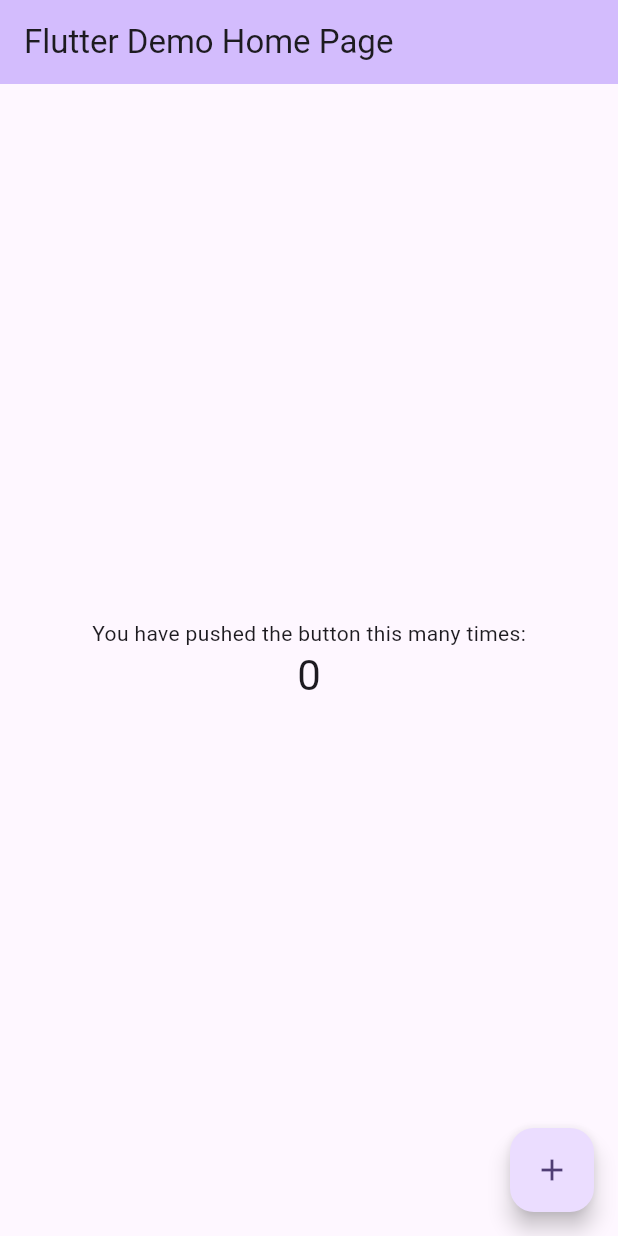
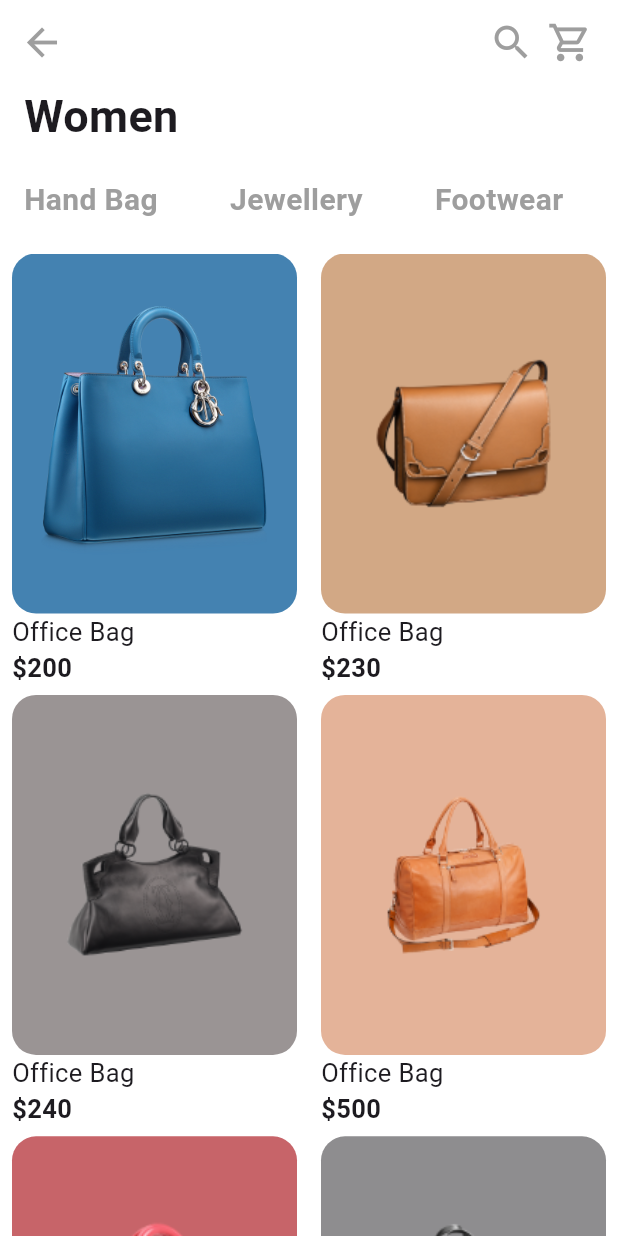
Before and after one commit to raslan-2001/shop_app, a Flutter app: the screen it shows after launch, on a phone screen of 412 x 824 dp. Run offline on Flutter 3.47's test engine with Material 3 defaults, Android fonts, the phone set to English and light mode, and no system bars; our stand-ins replace page_transition.

Commit message:
finish app

```diff
--- /dev/null
+++ b/shop_app/devtools_options.yaml
@@ -0,0 +1 @@
+extensions:
--- /dev/null
+++ b/shop_app/lib/data/models/bag_type.dart
@@ -0,0 +1,8 @@
+import 'package:flutter/material.dart';
+
+class Bag {
+  String image;
+  String price;
+  Color color;
+  Bag({required this.image, required this.price, required this.color});
+}
--- /dev/null
+++ b/shop_app/lib/data/models/category.dart
@@ -0,0 +1,4 @@
+class Category {
+  String name;
+  Category({required this.name});
+}
--- /dev/null
+++ b/shop_app/lib/logic/selected_provider.dart
@@ -0,0 +1,10 @@
+import 'package:flutter/material.dart';
+
+class Selected extends ChangeNotifier {
+  int selectIndex = 0;
+
+  selectedIndex(int index) {
+    selectIndex = index;
+    notifyListeners();
+  }
+}
--- a/shop_app/lib/main.dart
+++ b/shop_app/lib/main.dart
@@ -1,125 +1,36 @@
 import 'package:flutter/material.dart';
+import 'package:provider/provider.dart';
+import 'package:shop_app/logic/selected_provider.dart';
+import 'package:shop_app/presentation/pages/home.dart';
 
 void main() {
-  runApp(const MyApp());
+  runApp(
+    MultiProvider(
+      providers: [
+        ChangeNotifierProvider<Selected>(
+          create: (context) {
+            return Selected();
+          },
+        ),
+      ],
+      child: ShopApp(),
+    ),
+  );
 }
 
-class MyApp extends StatelessWidget {
-  const MyApp({super.key});
+class ShopApp extends StatelessWidget {
+  ShopApp({super.key});
 
-  // This widget is the root of your application.
   @override
   Widget build(BuildContext context) {
     return MaterialApp(
-      title: 'Flutter Demo',
       theme: ThemeData(
-        // This is the theme of your application.
-        //
-        // TRY THIS: Try running your application with "flutter run". You'll see
-        // the application has a purple toolbar. Then, without quitting the app,
-        // try changing the seedColor in the colorScheme below to Colors.green
-        // and then invoke "hot reload" (save your changes or press the "hot
-        // reload" button in a Flutter-supported IDE, or press "r" if you used
-        // the command line to start the app).
-        //
-        // Notice that the counter didn't reset back to zero; the application
-        // state is not lost during the reload. To reset the state, use hot
-        // restart instead.
-        //
-        // This works for code too, not just values: Most code changes can be
-        // tested with just a hot reload.
-        colorScheme: ColorScheme.fromSeed(seedColor: Colors.deepPurple),
-        useMaterial3: true,
+        appBarTheme: const AppBarTheme(
+          iconTheme: IconThemeData(color: Colors.grey, size: 30),
+        ),
       ),
-      home: const MyHomePage(title: 'Flutter Demo Home Page'),
+      debugShowCheckedModeBanner: false,
+      home: HomePage(),
     );
   }
 }
-
-class MyHomePage extends StatefulWidget {
-  const MyHomePage({super.key, required this.title});
-
-  // This widget is the home page of your application. It is stateful, meaning
-  // that it has a State object (defined below) that contains fields that affect
-  // how it looks.
-
-  // This class is the configuration for the state. It holds the values (in this
-  // case the title) provided by the parent (in this case the App widget) and
-  // used by the build method of the State. Fields in a Widget subclass are
-  // always marked "final".
-
-  final String title;
-
-  @override
-  State<MyHomePage> createState() => _MyHomePageState();
-}
-
-class _MyHomePageState extends State<MyHomePage> {
-  int _counter = 0;
-
-  void _incrementCounter() {
-    setState(() {
-      // This call to setState tells the Flutter framework that something has
-      // changed in this State, which causes it to rerun the build method below
-      // so that the display can reflect the updated values. If we changed
-      // _counter without calling setState(), then the build method would not be
-      // called again, and so nothing would appear to happen.
-      _counter++;
-    });
-  }
-
-  @override
-  Widget build(BuildContext context) {
-    // This method is rerun every time setState is called, for instance as done
-    // by the _incrementCounter method above.
-    //
-    // The Flutter framework has been optimized to make rerunning build methods
-    // fast, so that you can just rebuild anything that needs updating rather
-    // than having to individually change instances of widgets.
-    return Scaffold(
-      appBar: AppBar(
-        // TRY THIS: Try changing the color here to a specific color (to
-        // Colors.amber, perhaps?) and trigger a hot reload to see the AppBar
-        // change color while the other colors stay the same.
-        backgroundColor: Theme.of(context).colorScheme.inversePrimary,
-        // Here we take the value from the MyHomePage object that was created by
-        // the App.build method, and use it to set our appbar title.
-        title: Text(widget.title),
-      ),
-      body: Center(
-        // Center is a layout widget. It takes a single child and positions it
-        // in the middle of the parent.
-        child: Column(
-          // Column is also a layout widget. It takes a list of children and
-          // arranges them vertically. By default, it sizes itself to fit its
-          // children horizontally, and tries to be as tall as its parent.
-          //
-          // Column has various properties to control how it sizes itself and
-          // how it positions its children. Here we use mainAxisAlignment to
-          // center the children vertically; the main axis here is the vertical
-          // axis because Columns are vertical (the cross axis would be
-          // horizontal).
-          //
-          // TRY THIS: Invoke "debug painting" (choose the "Toggle Debug Paint"
-          // action in the IDE, or press "p" in the console), to see the
-          // wireframe for each widget.
-          mainAxisAlignment: MainAxisAlignment.center,
-          children: <Widget>[
-            const Text(
-              'You have pushed the button this many times:',
-            ),
-            Text(
-              '$_counter',
-              style: Theme.of(context).textTheme.headlineMedium,
-            ),
-          ],
-        ),
-      ),
-      floatingActionButton: FloatingActionButton(
-        onPressed: _incrementCounter,
-        tooltip: 'Increment',
-        child: const Icon(Icons.add),
-      ), // This trailing comma makes auto-formatting nicer for build methods.
-    );
-  }
-}
--- /dev/null
+++ b/shop_app/lib/presentation/pages/home.dart
@@ -0,0 +1,53 @@
+import 'package:flutter/material.dart';
+import 'package:shop_app/presentation/widgets/custom_grid.dart';
+import 'package:shop_app/presentation/widgets/custom_list_view.dart';
+
+class HomePage extends StatelessWidget {
+  const HomePage({super.key});
+
+  @override
+  Widget build(BuildContext context) {
+    return Scaffold(
+      backgroundColor: Colors.white,
+      appBar: AppBar(
+        backgroundColor: Colors.white,
+        elevation: 0,
+        leading: const Icon(
+          Icons.arrow_back,
+        ),
+        actions: [
+          const Icon(
+            Icons.search,
+          ),
+          IconButton(
+            onPressed: () {},
+            icon: const Icon(
+              Icons.shopping_cart_outlined,
+            ),
+          ),
+          const SizedBox(width: 8),
+        ],
+      ),
+      body: Column(
+        crossAxisAlignment: CrossAxisAlignment.start,
+        children: [
+          const Padding(
+            padding: EdgeInsets.only(left: 16.0),
+            child: Text(
+              "Women",
+              style: TextStyle(fontSize: 30, fontWeight: FontWeight.bold),
+            ),
+          ),
+          const SizedBox(height: 20),
+          Container(
+            height: 50,
+            child: CustomListView(),
+          ),
+          Expanded(
+            child: CustomGrid(),
+          ),
+        ],
+      ),
+    );
+  }
+}
--- /dev/null
+++ b/shop_app/lib/presentation/widgets/bag_type.dart
@@ -0,0 +1,65 @@
+import 'package:flutter/material.dart';
+import 'package:page_transition/page_transition.dart';
+import 'package:shop_app/data/models/bag_type.dart';
+import 'package:shop_app/presentation/pages/bag_details.dart';
+
+class BagType extends StatelessWidget {
+  BagType({super.key, required this.bagType});
+  final Bag bagType;
+  @override
+  Widget build(BuildContext context) {
+    return InkWell(
+      onTap: () {
+        Navigator.push(
+          context,
+          PageTransition(
+            type: PageTransitionType.rightToLeft,
+            duration: Duration(milliseconds: 500),
+            alignment: Alignment.topLeft,
+            child: BagDetails(
+              image: bagType.image,
+              color: bagType.color,
+            ),
+          ),
+        );
+        // Navigator.push(
+        //   context,
+        //   MaterialPageRoute(
+        //     builder: (context) {
+        //       return BagDetails(
+        //         image: bagType.image,
+        //         color: bagType.color,
+        //       );
+        //     },
+        //   ),
+        // );
+      },
+      child: Padding(
+        padding: EdgeInsets.only(left: 8, right: 8),
+        child: Column(
+          crossAxisAlignment: CrossAxisAlignment.start,
+          children: [
+            Container(
+              padding: EdgeInsets.all(16),
+              width: 200,
+              height: 240,
+              decoration: BoxDecoration(
+                color: bagType.color,
+                borderRadius: BorderRadius.circular(16),
+              ),
+              child: Image.asset(bagType.image),
+            ),
+            Text(
+              "Office Bag",
+              style: TextStyle(fontSize: 17),
+            ),
+            Text(
+              r"$" "${bagType.price}",
+              style: TextStyle(fontWeight: FontWeight.bold, fontSize: 17),
+            ),
+          ],
+        ),
+      ),
+    );
+  }
+}
--- /dev/null
+++ b/shop_app/lib/presentation/widgets/custom_grid.dart
@@ -0,0 +1,52 @@
+// ignore_for_file: must_be_immutable
+
+import 'package:flutter/material.dart';
+import 'package:shop_app/data/models/bag_type.dart';
+import 'package:shop_app/presentation/widgets/bag_type.dart';
+
+class CustomGrid extends StatelessWidget {
+  CustomGrid({super.key});
+
+  List<Bag> bag = [
+    Bag(
+        image: "assets/images/bag_1.png",
+        price: "200",
+        color: Color(0xff4482B1)),
+    Bag(
+        image: "assets/images/bag_2.png",
+        price: "230",
+        color: Color(0xffD2A885)),
+    Bag(
+        image: "assets/images/bag_3.png",
+        price: "240",
+        color: Color(0xff9A9494)),
+    Bag(
+        image: "assets/images/bag_4.png",
+        price: "500",
+        color: Color(0xffE4B399)),
+    Bag(
+        image: "assets/images/bag_5.png",
+        price: "100",
+        color: Color(0xffC76469)),
+    Bag(
+        image: "assets/images/bag_6.png",
+        price: "250",
+        color: Color(0xff8E8D8F)),
+  ];
+
+  @override
+  Widget build(BuildContext context) {
+    return GridView.builder(
+      physics: ClampingScrollPhysics(),
+      shrinkWrap: true,
+      itemCount: bag.length,
+      gridDelegate: SliverGridDelegateWithFixedCrossAxisCount(
+        crossAxisCount: 2,
+        childAspectRatio: 0.7,
+      ),
+      itemBuilder: (context, index) {
+        return BagType(bagType: bag[index]);
+      },
+    );
+  }
+}
--- /dev/null
+++ b/shop_app/lib/presentation/widgets/custom_list_view.dart
@@ -0,0 +1,33 @@
+// ignore_for_file: must_be_immutable
+
+import 'package:flutter/material.dart';
+import 'package:shop_app/data/models/category.dart';
+import 'package:shop_app/presentation/widgets/item.dart';
+
+class CustomListView extends StatelessWidget {
+  CustomListView({super.key});
+
+  List<Category> itemList = [
+    Category(name: "Hand Bag"),
+    Category(name: "Jewellery"),
+    Category(name: "Footwear"),
+    Category(name: "Dresses"),
+  ];
+
+  @override
+  Widget build(BuildContext context) {
+    return ListView.builder(
+      itemCount: itemList.length,
+      scrollDirection: Axis.horizontal,
+      physics: BouncingScrollPhysics(),
+      itemBuilder: (context, index) {
+        return Padding(
+          padding: const EdgeInsets.only(right: 32.0, left: 16),
+          child: Item(
+            category: itemList[index],
+          ),
+        );
+      },
+    );
+  }
+}
--- /dev/null
+++ b/shop_app/lib/presentation/widgets/item.dart
@@ -0,0 +1,55 @@
+// ignore_for_file: must_be_immutable
+
+import 'package:flutter/material.dart';
+import 'package:provider/provider.dart';
+import 'package:shop_app/data/models/category.dart';
+import 'package:shop_app/logic/selected_provider.dart';
+
+class Item extends StatelessWidget {
+  Item({super.key, required this.category});
+
+  final Category category;
+  List<Category> itemList = [
+    Category(name: "Hand Bag"),
+    Category(name: "Jewellery"),
+    Category(name: "Footwear"),
+    Category(name: "Dresses"),
+  ];
+
+  @override
+  Widget build(BuildContext context) {
+    return Consumer<Selected>(
+      builder: (context, value, child) {
+        return InkWell(
+          onTap: () {
+            value.selectedIndex(itemList.length);
+          },
+          child: Column(
+            crossAxisAlignment: CrossAxisAlignment.start,
+            children: [
+              Text(
+                "${category.name}",
+                style: TextStyle(
+                    fontWeight: FontWeight.bold,
+                    fontSize: 20,
+                    color: value.selectIndex == itemList.length
+                        ? Colors.black
+                        : Colors.grey),
+              ),
+              SizedBox(
+                width: 30,
+                height: 10,
+                child: Divider(
+                  color: value.selectIndex == itemList.length
+                      ? Colors.black
+                      : Colors.white,
+                  thickness: 4,
+                ),
+              ),
+            ],
+          ),
+        );
+      },
+    );
+  }
+}
```
Also changed, not shown: shop_app/lib/presentation/pages/bag_details.dart (added, +202 -0 lines), shop_app/pubspec.yaml (+8 -14 lines), shop_app/assets/images/sun-lingyan-_H0fjILH5Vw-unsplash-Photoroom.png-Photoroom.png (added), shop_app/assets/images/sun-lingyan-_H0fjILH5Vw-unsplash.jpg (added), shop_app/pubspec.lock, 1 other file.
